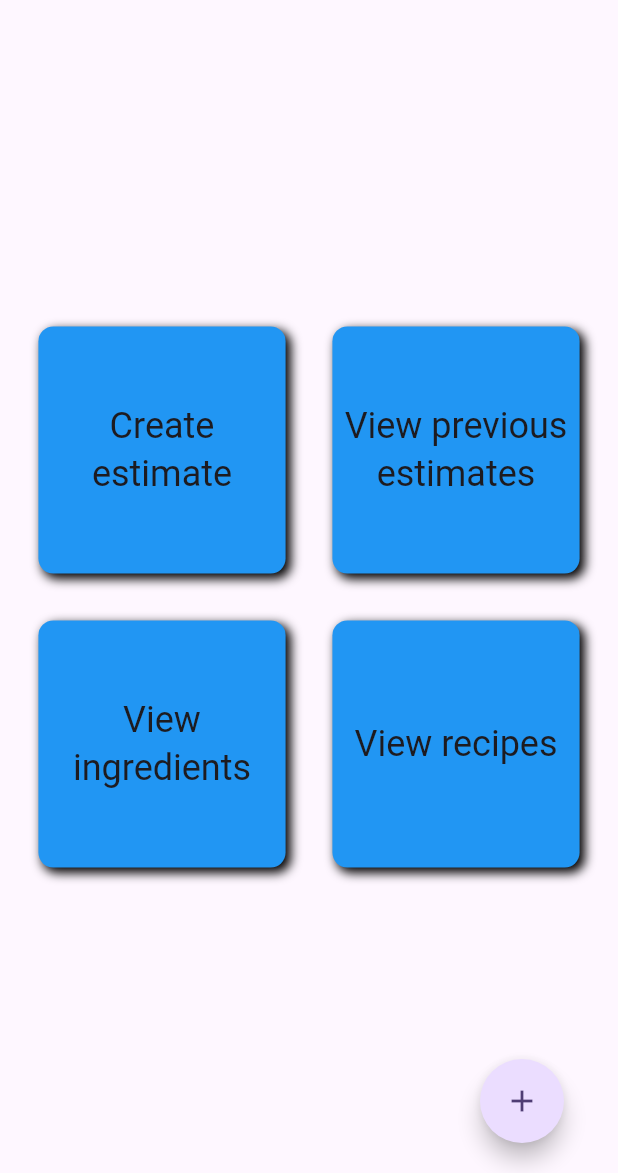
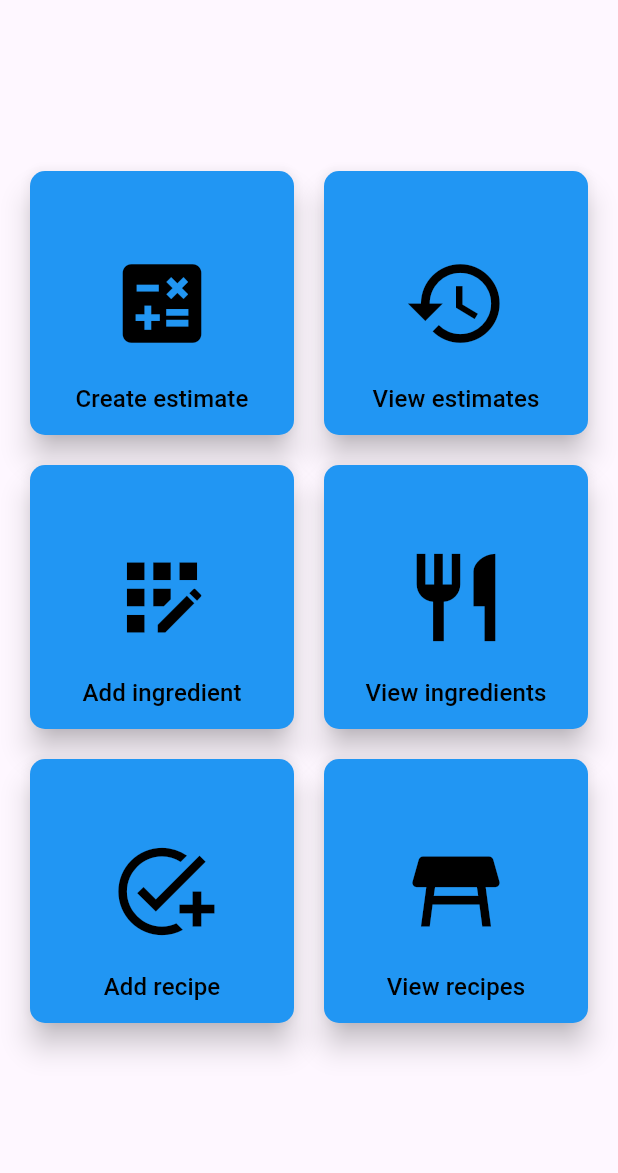
Before and after one commit to nandeeshkamath/paka-mitra, a Flutter app: the screen it shows after launch, on a phone screen of 412 x 824 dp, the part 63-1236 px from its top. Run offline on Flutter 3.47's test engine with Material 2 defaults, Android fonts, the phone set to English and light mode, and no system bars; drawn by our look-alikes of flutter_speed_dial; our stand-ins replace sqflite, sqflite_common_ffi_web; accounts and stored records are empty.

Commit message:
Redesign home page and update create estimate

```diff
--- a/lib/home.dart
+++ b/lib/home.dart
@@ -1,25 +1,21 @@
 import 'package:flutter/material.dart';
-import 'package:flutter_speed_dial/flutter_speed_dial.dart';
 import 'package:wing_cook/add_ingredient.dart';
 import 'package:wing_cook/add_recipe.dart';
 import 'package:wing_cook/create_estimate.dart';
 import 'package:wing_cook/view_ingredients.dart';
 import 'package:wing_cook/view_recipes.dart';
 
-class HomePage extends StatefulWidget {
+class HomePage extends StatelessWidget {
   const HomePage({super.key});
 
-  @override
-  State<StatefulWidget> createState() {
-    return _HomePage();
-  }
-}
-
-class _HomePage extends State<HomePage> {
-  Widget gridTile(String title, Color color, Widget? onTap) {
-    return Center(
-      child: GestureDetector(
-        onTap: () {
+  Widget gridTile(
+      BuildContext context, title, Color color, Widget? onTap, IconData icon) {
+    return Material(
+      elevation: 8,
+      borderRadius: BorderRadius.circular(10),
+      color: Colors.blue,
+      child: TextButton(
+          onPressed: () {
             if (onTap != null) {
               Navigator.push(
                 context,
@@ -27,30 +23,26 @@ class _HomePage extends State<HomePage> {
               );
             }
           },
-        child: Container(
-          width: MediaQuery.sizeOf(context).width * 0.4,
-          height: MediaQuery.sizeOf(context).width * 0.4,
-          decoration: BoxDecoration(
-            color: Colors.blue,
-            borderRadius: BorderRadius.circular(10),
-            boxShadow: const [
-              BoxShadow(
-                color: Colors.black,
-                blurRadius: 5.0,
-                spreadRadius: 0.0,
-                offset: Offset(3.0, 3.0), // shadow direction: bottom right
-              )
-            ],
+          style: ButtonStyle(
+            foregroundColor: MaterialStateProperty.all(Colors.black),
+            overlayColor: MaterialStateProperty.all(Colors.transparent),
           ),
-          child: Center(
+          child: GridTile(
+            footer: Padding(
+              padding: const EdgeInsets.symmetric(vertical: 5),
               child: Text(
                 title,
                 textAlign: TextAlign.center,
-              style: Theme.of(context).textTheme.headlineSmall,
+                style:
+                    const TextStyle(fontSize: 16, fontWeight: FontWeight.w500),
+                // style: Theme.of(context).textTheme.headlineSmall,
               ),
             ),
+            child: Icon(
+              icon,
+              size: 70,
             ),
-      ),
+          )),
     );
   }
 
@@ -110,60 +102,26 @@ class _HomePage extends State<HomePage> {
           ],
         ),
       ),
-      floatingActionButtonLocation: FloatingActionButtonLocation.endDocked,
-      floatingActionButton: Padding(
-        padding: const EdgeInsets.all(20),
-        child: SpeedDial(
-          icon: Icons.add,
-          tooltip: 'Add',
-          overlayOpacity: 0.3,
-          childMargin: const EdgeInsets.symmetric(vertical: 5),
-          children: [
-            SpeedDialChild(
-              onTap: () {
-                Navigator.push(
-                  context,
-                  MaterialPageRoute(
-                      builder: (context) => const AddIngredient()),
-                );
-              },
-              labelStyle: const TextStyle(
-                fontSize: 20,
-                fontWeight: FontWeight.w600,
-              ),
-              label: 'Ingredient',
-            ),
-            SpeedDialChild(
-              onTap: () {
-                Navigator.push(
-                  context,
-                  MaterialPageRoute(builder: (context) => const AddRecipe()),
-                );
-              },
-              labelStyle: const TextStyle(
-                fontSize: 20,
-                fontWeight: FontWeight.w600,
-              ),
-              label: 'Recipe',
-            ),
-          ],
-        ),
-      ),
-      body: Container(
-        width: MediaQuery.sizeOf(context).width,
-        height: MediaQuery.sizeOf(context).height,
-        alignment: Alignment.center,
+      body: Center(
         child: GridView.count(
-          padding: const EdgeInsets.all(10),
+          padding: const EdgeInsets.symmetric(horizontal: 20),
           shrinkWrap: true,
           crossAxisCount: 2,
+          crossAxisSpacing: 20,
+          mainAxisSpacing: 20,
           children: [
+            gridTile(context, 'Create estimate', Colors.orange,
+                const CreateEstimation(), Icons.calculate),
             gridTile(
-                'Create estimate', Colors.orange, const CreateEstimation()),
-            gridTile('View previous estimates', Colors.orange, null),
-            gridTile(
-                'View ingredients', Colors.orange, const ViewIngredients()),
-            gridTile('View recipes', Colors.orange, const ViewRecipes()),
+                context, 'View estimates', Colors.orange, null, Icons.history),
+            gridTile(context, 'Add ingredient', Colors.orange,
+                const AddIngredient(), Icons.app_registration),
+            gridTile(context, 'View ingredients', Colors.orange,
+                const ViewIngredients(), Icons.restaurant),
+            gridTile(context, 'Add recipe', Colors.orange, const AddRecipe(),
+                Icons.add_task),
+            gridTile(context, 'View recipes', Colors.orange,
+                const ViewRecipes(), Icons.table_restaurant),
           ],
         ),
       ),
--- a/lib/main.dart
+++ b/lib/main.dart
@@ -20,7 +20,7 @@ class _MyApp extends State<MyApp> {
   Widget build(BuildContext context) {
     return MaterialApp(
       debugShowCheckedModeBanner: false,
-      title: 'Paka Mitra',
+      title: 'Paaka Mitra',
       theme: ThemeData(
         colorScheme: ColorScheme.fromSeed(seedColor: Colors.deepPurple),
         useMaterial3: true,
--- a/lib/view_recipes.dart
+++ b/lib/view_recipes.dart
@@ -64,12 +64,11 @@ class _ViewRecipes extends State<ViewRecipes> {
       body: FutureBuilder<List<Recipe>>(
         future: _recipes,
         builder: (context, snapshot) {
-          switch (snapshot.connectionState) {
-            case ConnectionState.waiting:
+          if (snapshot.connectionState != ConnectionState.done) {
             return const Center(
               child: CircularProgressIndicator(),
             );
-            default:
+          }
           if (snapshot.hasError) {
             return Text('Error: ${snapshot.error}');
           } else {
@@ -139,7 +138,6 @@ class _ViewRecipes extends State<ViewRecipes> {
               ),
             );
           }
-          }
         },
       ),
     );
--- a/pubspec.yaml
+++ b/pubspec.yaml
@@ -35,7 +35,6 @@ dependencies:
   # The following adds the Cupertino Icons font to your application.
   # Use with the CupertinoIcons class for iOS style icons.
   cupertino_icons: ^1.0.2
-  flutter_speed_dial: ^7.0.0
   sqflite: ^2.3.0
   path: ^1.8.3
   sqflite_common_ffi_web: ^0.4.0
```
Also changed, not shown: lib/create_estimate.dart (+77 -140 lines), lib/model/recipe.dart (+4 -4 lines), pubspec.lock, 1 other file. Lines whose indentation alone changed are shown as unchanged.
